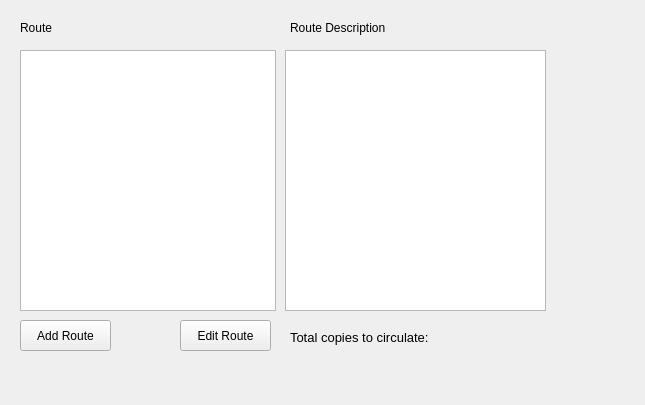
This is LAWRENTIAN/LuD/circulationwidget.ui in pyridine/LAWRENTIAN as Qt 5 draws it before an edit. The edited form follows.
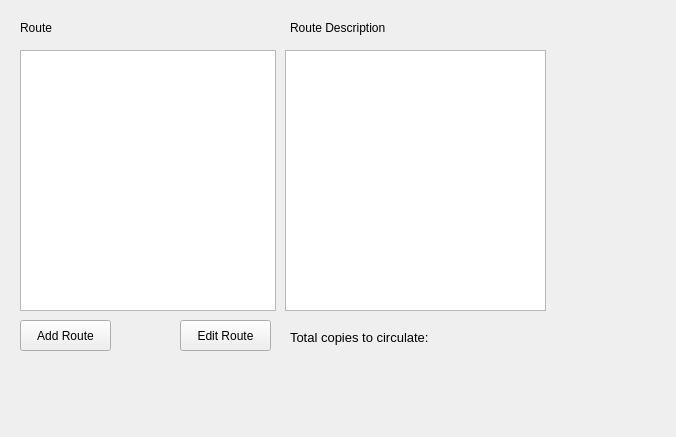
This is the edited form.

```diff
--- a/LAWRENTIAN/LuD/circulationwidget.ui
+++ b/LAWRENTIAN/LuD/circulationwidget.ui
@@ -6,8 +6,8 @@
    <rect>
     <x>0</x>
     <y>0</y>
-    <width>645</width>
-    <height>405</height>
+    <width>676</width>
+    <height>437</height>
    </rect>
   </property>
   <property name="windowTitle">
```
